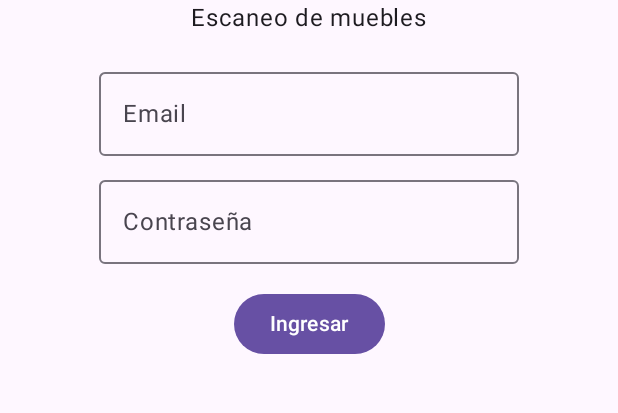
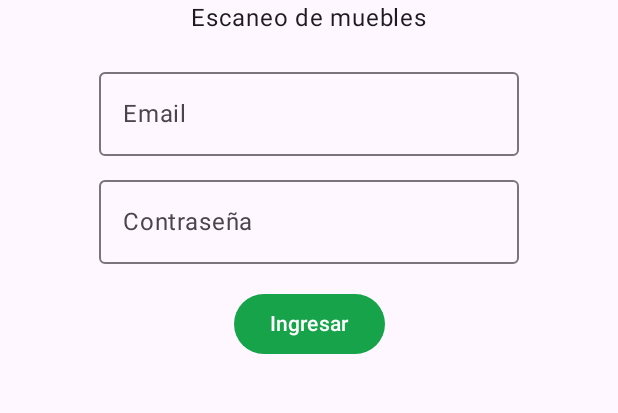
Before and after one commit to javierpad-ship-it/Rack, an Android app built with Jetpack Compose: the screen it shows after launch (MainActivity), on a phone screen of 412 x 824 dp, the part 465-878 px from its top. Run offline under Robolectric (Android 15) with nearby library versions, the phone set to English and light mode, and no system bars; 1 statement that could not run was skipped.

Commit message:
mobile: diferenciar Inventario (verde/check) vs Repo (azul/caja+)
- Colores por flavor (colors.xml): brand_color/ic_launcher_background.
  Inventario #0F5132 (verde), Repo #102A43 (azul, marca original).
- Icono del launcher adaptativo (API26+) con glifo distinto por flavor
  (check vs caja+plus) ademas del color, para diferenciar tambien sin
  depender solo del color. Fallback vector plano para API<26.
- Barra de estado usa @color/brand_color (antes hardcodeado).
- RackTheme.kt: color scheme de Compose (botones/acentos) segun AppMode,
  aplicado en MainActivity.

Co-Authored-By: Claude Opus 4.8 <noreply@anthropic.com>
Claude-Session: https://claude.ai/code/session_01YNv4Td8f57ED6N3khh59s8

```diff
--- a/mobile/app/src/main/AndroidManifest.xml
+++ b/mobile/app/src/main/AndroidManifest.xml
@@ -7,6 +7,8 @@
     <application
         android:allowBackup="true"
         android:label="@string/app_name"
+        android:icon="@mipmap/ic_launcher"
+        android:roundIcon="@mipmap/ic_launcher"
         android:supportsRtl="true"
         android:theme="@style/Theme.RackOne">
 
--- a/mobile/app/src/main/java/com/rack/ui/MainActivity.kt
+++ b/mobile/app/src/main/java/com/rack/ui/MainActivity.kt
@@ -4,7 +4,6 @@ import android.os.Bundle
 import androidx.activity.ComponentActivity
 import androidx.activity.compose.setContent
 import androidx.activity.viewModels
-import androidx.compose.material3.MaterialTheme
 import androidx.compose.material3.Surface
 import androidx.compose.runtime.DisposableEffect
 import androidx.compose.runtime.getValue
@@ -24,7 +23,7 @@ class MainActivity : ComponentActivity() {
         SyncScheduler.schedulePeriodic(this)
 
         setContent {
-            MaterialTheme {
+            RackTheme {
                 Surface {
                     var loggedIn by remember { mutableStateOf(session.isLoggedIn) }
 
--- /dev/null
+++ b/mobile/app/src/main/java/com/rack/ui/RackTheme.kt
@@ -0,0 +1,26 @@
+package com.rack.ui
+
+import androidx.compose.material3.MaterialTheme
+import androidx.compose.material3.lightColorScheme
+import androidx.compose.runtime.Composable
+import androidx.compose.ui.graphics.Color
+import com.rack.AppMode
+
+// Colores del color scheme de Compose (botones, acentos), en espejo de los
+// colores nativos (colors.xml por flavor): verde = Inventario, azul = Repo.
+private val InventarioScheme = lightColorScheme(
+    primary = Color(0xFF16A34A),
+    onPrimary = Color.White,
+    secondary = Color(0xFF0F5132),
+)
+private val RepoScheme = lightColorScheme(
+    primary = Color(0xFF2B5BE2),
+    onPrimary = Color.White,
+    secondary = Color(0xFF102A43),
+)
+
+@Composable
+fun RackTheme(content: @Composable () -> Unit) {
+    val scheme = if (AppMode.isAudit) InventarioScheme else RepoScheme
+    MaterialTheme(colorScheme = scheme, content = content)
+}
--- a/mobile/app/src/main/res/values/themes.xml
+++ b/mobile/app/src/main/res/values/themes.xml
@@ -6,7 +6,8 @@
       para no depender de la librería Material (View).
     -->
     <style name="Theme.RackOne" parent="android:Theme.Material.Light.NoActionBar">
-        <item name="android:statusBarColor">#102A43</item>
+        <!-- brand_color viene del flavor: verde (Inventario) / azul (Repo). -->
+        <item name="android:statusBarColor">@color/brand_color</item>
         <item name="android:windowBackground">#FFFFFFFF</item>
     </style>
 </resources>
```
Also changed, not shown: mobile/app/src/main/res/mipmap-anydpi-v26/ic_launcher.xml (added, +7 -0 lines), 6 other files.
